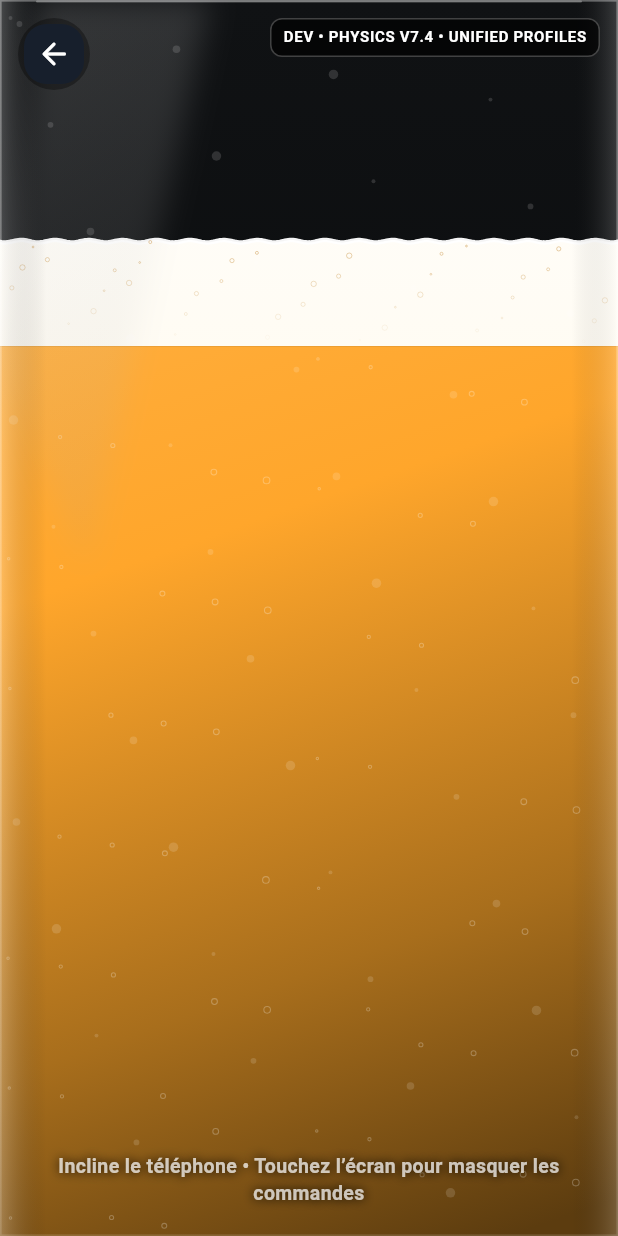
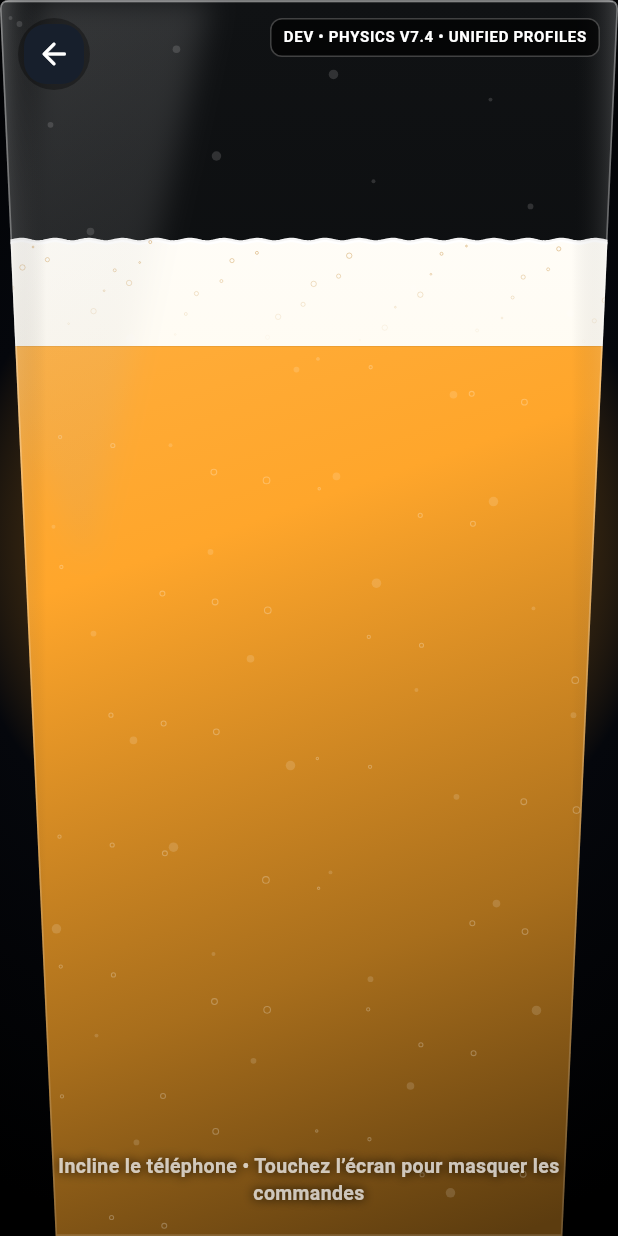
Before and after one commit to Neo52000/drinkverse, a Flutter app: the screen it shows after launch, after a tap on "Lancer la simulation", on a phone screen of 412 x 824 dp. Run offline on Flutter 3.47's test engine with Material 3 defaults, Android fonts, the phone set to English and light mode, and no system bars; our stand-ins replace audioplayers, sensors_plus; accounts and stored records are empty.

Commit message:
feat: distinct glass silhouettes per GlassType
GlassType (pint/highball/cocktail/mug) only ever affected physics
tuning and a text label — every drink rendered as the same edge-to-edge
rectangle. FluidSolver still treats the canvas as full-width (no
physics change, no risk to the already-validated wave tuning); the
silhouette is a visual clip applied on top via a new _GlassGeometry
helper shared by _ScreenGlassPainter (the clip) and _ScreenEdgePainter
(so the border/rim highlight trace the real shape instead of a plain
rect):

- pint (beer): flares outward toward the top
- cocktail (mojito): tapers inward toward the top
- highball (cola): unchanged full rectangle, the reference shape
- mug (coffee): same rectangle + a handle arc

Co-Authored-By: Claude Sonnet 5 <noreply@anthropic.com>
Claude-Session: https://claude.ai/code/session_015DgWE878mzuzTcQkFHuU3t

```diff
--- a/lib/widgets/drink_vessel.dart
+++ b/lib/widgets/drink_vessel.dart
@@ -229,8 +229,10 @@ class _DrinkVesselState extends State<DrinkVessel>
                   condensation: widget.condensation,
                 ),
               ),
-              const IgnorePointer(
-                child: CustomPaint(painter: _ScreenEdgePainter()),
+              IgnorePointer(
+                child: CustomPaint(
+                  painter: _ScreenEdgePainter(glassType: widget.drink.glassType),
+                ),
               ),
               const Positioned(
                 top: 12,
@@ -242,6 +244,62 @@ class _DrinkVesselState extends State<DrinkVessel>
         ),
       );
     });
+  }
+}
+
+/// Silhouette de verre par [GlassType], en fractions de largeur (0..1).
+///
+/// Le solveur de vagues continue de représenter la largeur *totale* du
+/// canvas — aucune influence sur la physique. Cette géométrie n'est qu'un
+/// clip visuel appliqué par-dessus, partagé entre [_ScreenGlassPainter] (le
+/// clip) et [_ScreenEdgePainter] (le contour doit suivre la même
+/// silhouette, pas un rectangle plein).
+class _GlassGeometry {
+  const _GlassGeometry({
+    required this.topLeft,
+    required this.topRight,
+    required this.bottomLeft,
+    required this.bottomRight,
+  });
+
+  final double topLeft;
+  final double topRight;
+  final double bottomLeft;
+  final double bottomRight;
+
+  static const _straight =
+      _GlassGeometry(topLeft: 0, topRight: 1, bottomLeft: 0, bottomRight: 1);
+
+  static _GlassGeometry forType(GlassType type) {
+    return switch (type) {
+      // Highball : référence, quasi plein écran.
+      GlassType.highball => _straight,
+      // Pint : évasé vers le haut, façon silhouette tulipe.
+      GlassType.pint => const _GlassGeometry(
+          topLeft: 0, topRight: 1, bottomLeft: 0.09, bottomRight: 0.91),
+      // Cocktail : resserré vers le haut, façon verre à fond large.
+      GlassType.cocktail => const _GlassGeometry(
+          topLeft: 0.11, topRight: 0.89, bottomLeft: 0, bottomRight: 1),
+      // Mug : même silhouette que highball, l'anse est ajoutée séparément
+      // dans _ScreenEdgePainter.
+      GlassType.mug => _straight,
+    };
+  }
+
+  Path toPath(Size size, {double cornerRadius = 6}) {
+    final tl = topLeft * size.width;
+    final tr = topRight * size.width;
+    final bl = bottomLeft * size.width;
+    final br = bottomRight * size.width;
+    final r = math.min(cornerRadius, (tr - tl) / 2);
+    return Path()
+      ..moveTo(tl, r)
+      ..quadraticBezierTo(tl, 0, tl + r, 0)
+      ..lineTo(tr - r, 0)
+      ..quadraticBezierTo(tr, 0, tr, r)
+      ..lineTo(br, size.height)
+      ..lineTo(bl, size.height)
+      ..close();
   }
 }
 
@@ -327,6 +385,9 @@ class _ScreenGlassPainter extends CustomPainter {
 
   @override
   void paint(Canvas canvas, Size size) {
+    canvas.save();
+    canvas.clipPath(_GlassGeometry.forType(drink.glassType).toPath(size));
+
     canvas.drawRect(
       Offset.zero & size,
       Paint()
@@ -352,6 +413,7 @@ class _ScreenGlassPainter extends CustomPainter {
         textDirection: TextDirection.ltr,
       )..layout(maxWidth: size.width - 40);
       text.paint(canvas, Offset((size.width - text.width) / 2, size.height * 0.42));
+      canvas.restore();
       return;
     }
 
@@ -524,6 +586,8 @@ class _ScreenGlassPainter extends CustomPainter {
     if (condensation) {
       _drawCondensation(canvas, size);
     }
+
+    canvas.restore();
   }
 
   void _drawIce(Canvas canvas, Size size) {
@@ -573,10 +637,21 @@ class _ScreenGlassPainter extends CustomPainter {
 }
 
 class _ScreenEdgePainter extends CustomPainter {
-  const _ScreenEdgePainter();
+  const _ScreenEdgePainter({required this.glassType});
+
+  final GlassType glassType;
 
   @override
   void paint(Canvas canvas, Size size) {
+    final geometry = _GlassGeometry.forType(glassType);
+    final glassPath = geometry.toPath(size);
+
+    // Les reflets/bandes ne doivent apparaître que sur la silhouette réelle
+    // du verre, pas déborder sur le fond visible autour (pint/cocktail sont
+    // tapées, donc différentes d'un simple rectangle plein écran).
+    canvas.save();
+    canvas.clipPath(glassPath);
+
     final left = Rect.fromLTWH(0, 0, size.width * 0.075, size.height);
     final right = Rect.fromLTWH(size.width * 0.925, 0, size.width * 0.075, size.height);
     canvas.drawRect(
@@ -616,18 +691,20 @@ class _ScreenEdgePainter extends CustomPainter {
         ..maskFilter = const MaskFilter.blur(BlurStyle.normal, 10),
     );
 
-    // Liseré du rebord supérieur du verre.
+    // Liseré du rebord supérieur du verre, aligné sur la vraie largeur en
+    // haut de la silhouette (plus étroite pour un cocktail, pleine largeur
+    // pour un highball/mug, etc.).
     canvas.drawLine(
-      Offset(size.width * 0.06, 1),
-      Offset(size.width * 0.94, 1),
+      Offset(geometry.topLeft * size.width + 4, 1),
+      Offset(geometry.topRight * size.width - 4, 1),
       Paint()
         ..color = Colors.white.withValues(alpha: 0.30)
         ..strokeWidth = 1.4
         ..strokeCap = StrokeCap.round,
     );
 
-    canvas.drawRect(
-      Offset.zero & size,
+    canvas.drawPath(
+      glassPath,
       Paint()
         ..style = PaintingStyle.stroke
         ..strokeWidth = 2.2
@@ -640,10 +717,50 @@ class _ScreenEdgePainter extends CustomPainter {
           ],
         ).createShader(Offset.zero & size),
     );
+
+    canvas.restore();
+
+    if (glassType == GlassType.mug) {
+      _drawHandle(canvas, size);
+    }
+  }
+
+  void _drawHandle(Canvas canvas, Size size) {
+    // Arc ouvert à l'intérieur des bornes du widget (pas de débordement
+    // hors du CustomPaint) pour suggérer une anse sans dépasser le cadre.
+    final handleRect = Rect.fromLTWH(
+      size.width * 0.72,
+      size.height * 0.30,
+      size.width * 0.24,
+      size.height * 0.30,
+    );
+    canvas.drawArc(
+      handleRect,
+      -1.15,
+      2.3,
+      false,
+      Paint()
+        ..style = PaintingStyle.stroke
+        ..strokeWidth = 6
+        ..strokeCap = StrokeCap.round
+        ..color = Colors.white.withValues(alpha: 0.22),
+    );
+    canvas.drawArc(
+      handleRect,
+      -1.15,
+      2.3,
+      false,
+      Paint()
+        ..style = PaintingStyle.stroke
+        ..strokeWidth = 2
+        ..strokeCap = StrokeCap.round
+        ..color = Colors.white.withValues(alpha: 0.40),
+    );
   }
 
   @override
-  bool shouldRepaint(covariant _ScreenEdgePainter oldDelegate) => false;
+  bool shouldRepaint(covariant _ScreenEdgePainter oldDelegate) =>
+      oldDelegate.glassType != glassType;
 }
 
 class _DebugVersionBadge extends StatelessWidget {
```
